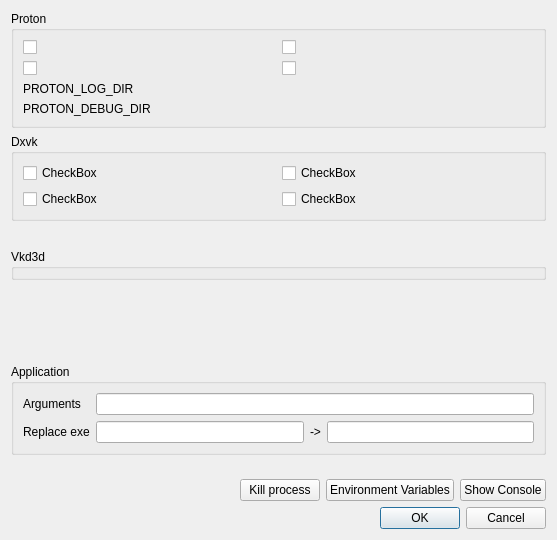
loathingKernel/QuarkLauncher, file QuarkLauncher/quarklauncher.ui: the form before one commit.
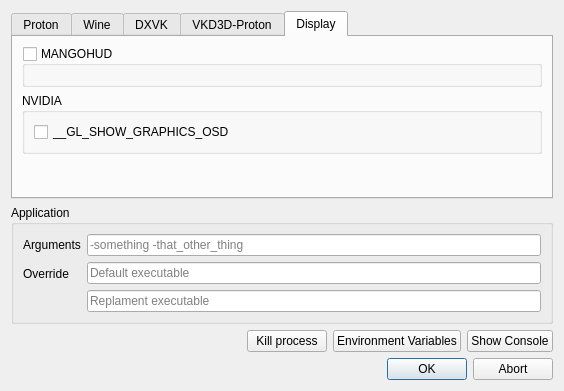
The form after the commit. Custom widgets are drawn as their Qt base class.

Patch:
```diff
--- a/QuarkLauncher/quarklauncher.ui
+++ b/QuarkLauncher/quarklauncher.ui
@@ -6,160 +6,424 @@
    <rect>
     <x>0</x>
     <y>0</y>
-    <width>557</width>
-    <height>540</height>
+    <width>545</width>
+    <height>617</height>
    </rect>
   </property>
   <property name="windowTitle">
    <string>QuarkLauncher</string>
   </property>
   <layout class="QVBoxLayout" name="layout">
+   <property name="sizeConstraint">
+    <enum>QLayout::SetFixedSize</enum>
+   </property>
    <item>
-    <widget class="QuarkGroup" name="Proton">
-     <property name="title">
-      <string>Proton</string>
+    <widget class="QTabWidget" name="tabWidget">
+     <property name="currentIndex">
+      <number>4</number>
      </property>
-     <layout class="QVBoxLayout" name="verticalLayout">
-      <item>
-       <layout class="QGridLayout" name="gridLayout">
-        <item row="1" column="0">
-         <widget class="QuarkCheckBox" name="PROTON_DUMB_DEBUG_COMMANDS">
-          <property name="text">
-           <string notr="true"/>
+     <widget class="QWidget" name="protonTab">
+      <attribute name="title">
+       <string>Proton</string>
+      </attribute>
+      <layout class="QVBoxLayout" name="verticalLayout_2">
+       <property name="leftMargin">
+        <number>0</number>
+       </property>
+       <property name="topMargin">
+        <number>0</number>
+       </property>
+       <property name="rightMargin">
+        <number>0</number>
+       </property>
+       <property name="bottomMargin">
+        <number>0</number>
+       </property>
+       <item>
+        <widget class="QuarkContainerWidget" name="proton" native="true">
+         <layout class="QVBoxLayout" name="verticalLayout">
+          <item>
+           <layout class="QGridLayout" name="gridLayout">
+            <property name="sizeConstraint">
+             <enum>QLayout::SetFixedSize</enum>
+            </property>
+            <item row="1" column="1">
+             <widget class="QuarkCheckBox" name="PROTON_WAIT_ATTACH">
+              <property name="text">
+               <string notr="true">PROTON_WAIT_ATTACH</string>
+              </property>
+             </widget>
+            </item>
+            <item row="0" column="1">
+             <widget class="QuarkCheckBox" name="PROTON_USE_WINED3D">
+              <property name="text">
+               <string notr="true">PROTON_USE_WINED3D</string>
+              </property>
+             </widget>
+            </item>
+           </layout>
+          </item>
+          <item>
+           <widget class="QuarkGroupBox" name="PROTON_LOG">
+            <property name="title">
+             <string>PROTON_LOG</string>
+            </property>
+            <property name="checkable">
+             <bool>true</bool>
+            </property>
+            <property name="checked">
+             <bool>false</bool>
+            </property>
+            <layout class="QVBoxLayout" name="verticalLayout_7">
+             <item>
+              <widget class="QuarkPathEdit" name="PROTON_LOG_DIR" native="true"/>
+             </item>
+            </layout>
+           </widget>
+          </item>
+          <item>
+           <widget class="QuarkGroupBox" name="PROTON_DUMP_DEBUG_COMMANDS">
+            <property name="title">
+             <string>PROTON_DUMP_DEBUG_COMMANDS</string>
+            </property>
+            <property name="checkable">
+             <bool>true</bool>
+            </property>
+            <property name="checked">
+             <bool>false</bool>
+            </property>
+            <layout class="QVBoxLayout" name="verticalLayout_8">
+             <item>
+              <widget class="QuarkPathEdit" name="PROTON_DEBUG_DIR" native="true"/>
+             </item>
+            </layout>
+           </widget>
+          </item>
+         </layout>
+        </widget>
+       </item>
+       <item>
+        <spacer name="protonSpacer">
+         <property name="orientation">
+          <enum>Qt::Vertical</enum>
+         </property>
+         <property name="sizeHint" stdset="0">
+          <size>
+           <width>0</width>
+           <height>0</height>
+          </size>
+         </property>
+        </spacer>
+       </item>
+      </layout>
+     </widget>
+     <widget class="QWidget" name="wineTab">
+      <attribute name="title">
+       <string>Wine</string>
+      </attribute>
+      <layout class="QVBoxLayout" name="verticalLayout_3">
+       <item>
+        <widget class="QuarkContainerWidget" name="wine" native="true">
+         <layout class="QGridLayout" name="gridLayout_5">
+          <property name="leftMargin">
+           <number>0</number>
           </property>
-         </widget>
-        </item>
-        <item row="1" column="1">
-         <widget class="QuarkCheckBox" name="PROTON_WAIT_ATTACH">
-          <property name="text">
-           <string notr="true"/>
+          <property name="topMargin">
+           <number>0</number>
           </property>
-         </widget>
-        </item>
-        <item row="0" column="0">
-         <widget class="QuarkCheckBox" name="PROTON_LOG">
-          <property name="text">
-           <string notr="true"/>
+          <property name="rightMargin">
+           <number>0</number>
           </property>
-         </widget>
-        </item>
-        <item row="0" column="1">
-         <widget class="QuarkCheckBox" name="PROTON_USE_WINED3D">
-          <property name="text">
-           <string notr="true"/>
+          <property name="bottomMargin">
+           <number>0</number>
           </property>
-         </widget>
-        </item>
-       </layout>
-      </item>
-      <item>
-       <layout class="QGridLayout" name="gridLayout_2">
-        <item row="1" column="0">
-         <widget class="QLabel" name="label_2">
-          <property name="text">
-           <string>PROTON_DEBUG_DIR</string>
+          <item row="0" column="0">
+           <widget class="QuarkCheckBox" name="WINE_FULLSCREEN_FSR">
+            <property name="text">
+             <string>WINE_FULLSCREEN_FSR</string>
+            </property>
+           </widget>
+          </item>
+          <item row="0" column="1">
+           <widget class="QuarkCheckBox" name="WINE_DISABLE_FULLSCREEN_HACK">
+            <property name="text">
+             <string>WINE_DISABLE_FULLSCREEN_HACK</string>
+            </property>
+           </widget>
+          </item>
+          <item row="1" column="0">
+           <widget class="QCheckBox" name="WINE_FULLSCREEN_FSR_MODE">
+            <property name="text">
+             <string>WINE_FULLSCREEN_FSR_MODE</string>
+            </property>
+           </widget>
+          </item>
+          <item row="2" column="0">
+           <widget class="QCheckBox" name="WINE_FULLSCREEN_FSR_CUSTOM_MODE">
+            <property name="text">
+             <string>WINE_FULLSCREEN_FSR_CUSTOM_MODE</string>
+            </property>
+           </widget>
+          </item>
+         </layout>
+        </widget>
+       </item>
+       <item>
+        <spacer name="wineSpacer">
+         <property name="orientation">
+          <enum>Qt::Vertical</enum>
+         </property>
+         <property name="sizeHint" stdset="0">
+          <size>
+           <width>0</width>
+           <height>0</height>
+          </size>
+         </property>
+        </spacer>
+       </item>
+      </layout>
+     </widget>
+     <widget class="QWidget" name="dxvkTab">
+      <attribute name="title">
+       <string>DXVK</string>
+      </attribute>
+      <layout class="QVBoxLayout" name="verticalLayout_4">
+       <item>
+        <widget class="QuarkContainerWidget" name="dxvk" native="true">
+         <layout class="QGridLayout" name="gridLayout_2">
+          <property name="leftMargin">
+           <number>0</number>
           </property>
-         </widget>
-        </item>
-        <item row="0" column="0">
-         <widget class="QLabel" name="label">
-          <property name="text">
-           <string>PROTON_LOG_DIR</string>
+          <property name="topMargin">
+           <number>0</number>
           </property>
-         </widget>
-        </item>
-        <item row="0" column="1">
-         <widget class="QuarkPathEdit" name="PROTON_LOG_DIR" native="true"/>
-        </item>
-        <item row="1" column="1">
-         <widget class="QuarkPathEdit" name="PROTON_DEBUG_DIR" native="true"/>
-        </item>
-       </layout>
-      </item>
-     </layout>
+          <property name="rightMargin">
+           <number>0</number>
+          </property>
+          <property name="bottomMargin">
+           <number>0</number>
+          </property>
+          <item row="0" column="0">
+           <widget class="QuarkCheckBox" name="DXVK_HUD">
+            <property name="text">
+             <string>DXVK_HUD</string>
+            </property>
+           </widget>
+          </item>
+          <item row="0" column="1">
+           <widget class="QuarkCheckBox" name="DXVK_ASYNC">
+            <property name="text">
+             <string>DXVK_ASYNC</string>
+            </property>
+           </widget>
+          </item>
+          <item row="1" column="0">
+           <widget class="QuarkCheckBox" name="DXVK_STATE_CACHE">
+            <property name="text">
+             <string>DXVK_STATE_CACHE</string>
+            </property>
+           </widget>
+          </item>
+          <item row="1" column="1">
+           <widget class="QuarkCheckBox" name="DXVK_PERF_EVENTS">
+            <property name="text">
+             <string>DXVK_PERF_EVENTS</string>
+            </property>
+           </widget>
+          </item>
+         </layout>
+        </widget>
+       </item>
+       <item>
+        <spacer name="dxvkSpacer">
+         <property name="orientation">
+          <enum>Qt::Vertical</enum>
+         </property>
+         <property name="sizeHint" stdset="0">
+          <size>
+           <width>0</width>
+           <height>0</height>
+          </size>
+         </property>
+        </spacer>
+       </item>
+      </layout>
+     </widget>
+     <widget class="QWidget" name="vkd3dTab">
+      <attribute name="title">
+       <string>VKD3D-Proton</string>
+      </attribute>
+      <layout class="QVBoxLayout" name="verticalLayout_5">
+       <item>
+        <widget class="QuarkContainerWidget" name="vkd3d" native="true">
+         <layout class="QGridLayout" name="gridLayout_4">
+          <property name="leftMargin">
+           <number>0</number>
+          </property>
+          <property name="topMargin">
+           <number>0</number>
+          </property>
+          <property name="rightMargin">
+           <number>0</number>
+          </property>
+          <property name="bottomMargin">
+           <number>0</number>
+          </property>
+          <item row="0" column="0">
+           <widget class="QuarkCheckBox" name="VKD3D_DEBUG">
+            <property name="text">
+             <string>VKD3D_DEBUG</string>
+            </property>
+           </widget>
+          </item>
+         </layout>
+        </widget>
+       </item>
+       <item>
+        <spacer name="vkd3dSpacer">
+         <property name="orientation">
+          <enum>Qt::Vertical</enum>
+         </property>
+         <property name="sizeHint" stdset="0">
+          <size>
+           <width>0</width>
+           <height>0</height>
+          </size>
+         </property>
+        </spacer>
+       </item>
+      </layout>
+     </widget>
+     <widget class="QWidget" name="osdTab">
+      <attribute name="title">
+       <string>Display</string>
+      </attribute>
+      <layout class="QVBoxLayout" name="verticalLayout_6">
+       <property name="sizeConstraint">
+        <enum>QLayout::SetDefaultConstraint</enum>
+       </property>
+       <item>
+        <widget class="QuarkContainerWidget" name="osd" native="true">
+         <layout class="QVBoxLayout" name="verticalLayout_9">
+          <property name="leftMargin">
+           <number>0</number>
+          </property>
+          <property name="topMargin">
+           <number>0</number>
+          </property>
+          <property name="rightMargin">
+           <number>0</number>
+          </property>
+          <property name="bottomMargin">
+           <number>0</number>
+          </property>
+          <item>
+           <widget class="QuarkGroupBox" name="MANGOHUD">
+            <property name="sizePolicy">
+             <sizepolicy hsizetype="Preferred" vsizetype="Fixed">
+              <horstretch>0</horstretch>
+              <verstretch>0</verstretch>
+             </sizepolicy>
+            </property>
+            <property name="title">
+             <string>MANGOHUD</string>
+            </property>
+            <property name="checkable">
+             <bool>true</bool>
+            </property>
+            <property name="checked">
+             <bool>false</bool>
+            </property>
+            <layout class="QGridLayout" name="gridLayout_6"/>
+           </widget>
+          </item>
+          <item>
+           <widget class="QuarkContainerGroupBox" name="nvidia">
+            <property name="sizePolicy">
+             <sizepolicy hsizetype="Preferred" vsizetype="Fixed">
+              <horstretch>0</horstretch>
+              <verstretch>0</verstretch>
+             </sizepolicy>
+            </property>
+            <property name="title">
+             <string>NVIDIA</string>
+            </property>
+            <layout class="QGridLayout" name="gridLayout_3">
+             <item row="0" column="0">
+              <widget class="QuarkCheckBox" name="__GL_SHOW_GRAPHICS_OSD">
+               <property name="text">
+                <string>__GL_SHOW_GRAPHICS_OSD</string>
+               </property>
+              </widget>
+             </item>
+            </layout>
+           </widget>
+          </item>
+         </layout>
+        </widget>
+       </item>
+       <item>
+        <spacer name="osdSpacer">
+         <property name="orientation">
+          <enum>Qt::Vertical</enum>
+         </property>
+         <property name="sizeHint" stdset="0">
+          <size>
+           <width>0</width>
+           <height>0</height>
+          </size>
+         </property>
+        </spacer>
+       </item>
+      </layout>
+     </widget>
     </widget>
    </item>
-   <item alignment="Qt::AlignTop">
-    <widget class="QuarkGroup" name="Dxvk">
-     <property name="title">
-      <string>Dxvk</string>
-     </property>
-     <layout class="QGridLayout" name="gridLayout_3">
-      <item row="0" column="0">
-       <widget class="QuarkCheckBox" name="DXVK_STATE_CACHE">
-        <property name="text">
-         <string>CheckBox</string>
-        </property>
-       </widget>
-      </item>
-      <item row="0" column="1">
-       <widget class="QuarkCheckBox" name="DXVK_PERF_EVENTS">
-        <property name="text">
-         <string>CheckBox</string>
-        </property>
-       </widget>
-      </item>
-      <item row="1" column="0">
-       <widget class="QuarkCheckBox" name="DXVK_HUD">
-        <property name="text">
-         <string>CheckBox</string>
-        </property>
-       </widget>
-      </item>
-      <item row="1" column="1">
-       <widget class="QuarkCheckBox" name="DXVK_ASYNC">
-        <property name="text">
-         <string>CheckBox</string>
-        </property>
-       </widget>
-      </item>
-     </layout>
-    </widget>
-   </item>
-   <item alignment="Qt::AlignTop">
-    <widget class="QuarkGroup" name="Vkd3d">
-     <property name="title">
-      <string>Vkd3d</string>
-     </property>
-    </widget>
-   </item>
-   <item alignment="Qt::AlignTop">
-    <widget class="QuarkGroup" name="App">
+   <item>
+    <widget class="QuarkContainerGroupBox" name="app">
      <property name="title">
       <string>Application</string>
      </property>
      <layout class="QFormLayout" name="formLayout">
+      <property name="labelAlignment">
+       <set>Qt::AlignLeading|Qt::AlignLeft|Qt::AlignVCenter</set>
+      </property>
       <item row="0" column="1">
-       <widget class="QLineEdit" name="argsEdit"/>
+       <widget class="QLineEdit" name="arguments">
+        <property name="placeholderText">
+         <string>-something -that_other_thing</string>
+        </property>
+       </widget>
       </item>
       <item row="0" column="0">
-       <widget class="QLabel" name="argsLabel">
+       <widget class="QLabel" name="argumentsLabel">
         <property name="text">
          <string>Arguments</string>
         </property>
        </widget>
       </item>
       <item row="1" column="1">
-       <layout class="QHBoxLayout" name="replLayout">
+       <layout class="QVBoxLayout" name="exeLayout">
         <item>
-         <widget class="QLineEdit" name="replExeEdit"/>
-        </item>
-        <item>
-         <widget class="QLabel" name="arrowLabel">
-          <property name="text">
-           <string>-&gt;</string>
+         <widget class="QLineEdit" name="originalExe">
+          <property name="placeholderText">
+           <string>Default executable</string>
           </property>
          </widget>
         </item>
         <item>
-         <widget class="QLineEdit" name="origExeEdit"/>
+         <widget class="QLineEdit" name="replacementExe">
+          <property name="placeholderText">
+           <string>Replament executable</string>
+          </property>
+         </widget>
         </item>
        </layout>
       </item>
       <item row="1" column="0">
-       <widget class="QLabel" name="replLabel">
+       <widget class="QLabel" name="overrideLabel">
         <property name="text">
-         <string>Replace exe</string>
+         <string>Override</string>
         </property>
        </widget>
       </item>
@@ -175,8 +439,8 @@
        </property>
        <property name="sizeHint" stdset="0">
         <size>
-         <width>40</width>
-         <height>20</height>
+         <width>0</width>
+         <height>0</height>
         </size>
        </property>
       </spacer>
@@ -189,14 +453,14 @@
       </widget>
      </item>
      <item>
-      <widget class="QPushButton" name="envButton">
+      <widget class="QPushButton" name="environButton">
        <property name="text">
         <string>Environment Variables</string>
        </property>
       </widget>
      </item>
      <item>
-      <widget class="QPushButton" name="conButton">
+      <widget class="QPushButton" name="consoleButton">
        <property name="text">
         <string>Show Console</string>
        </property>
@@ -207,7 +471,7 @@
    <item>
     <widget class="QDialogButtonBox" name="buttonBox">
      <property name="standardButtons">
-      <set>QDialogButtonBox::Cancel|QDialogButtonBox::Ok</set>
+      <set>QDialogButtonBox::Abort|QDialogButtonBox::Ok</set>
      </property>
      <property name="centerButtons">
       <bool>false</bool>
@@ -229,9 +493,21 @@
    <container>1</container>
   </customwidget>
   <customwidget>
-   <class>QuarkGroup</class>
+   <class>QuarkGroupBox</class>
    <extends>QGroupBox</extends>
-   <header>widgets/quarkgroup.h</header>
+   <header>widgets/quarkgroupbox.h</header>
+   <container>1</container>
+  </customwidget>
+  <customwidget>
+   <class>QuarkContainerWidget</class>
+   <extends>QWidget</extends>
+   <header>widgets/quarkcontainer_widget.h</header>
+   <container>1</container>
+  </customwidget>
+  <customwidget>
+   <class>QuarkContainerGroupBox</class>
+   <extends>QGroupBox</extends>
+   <header>widgets/quarkcontainer_groupbox.h</header>
    <container>1</container>
   </customwidget>
  </customwidgets>
```
